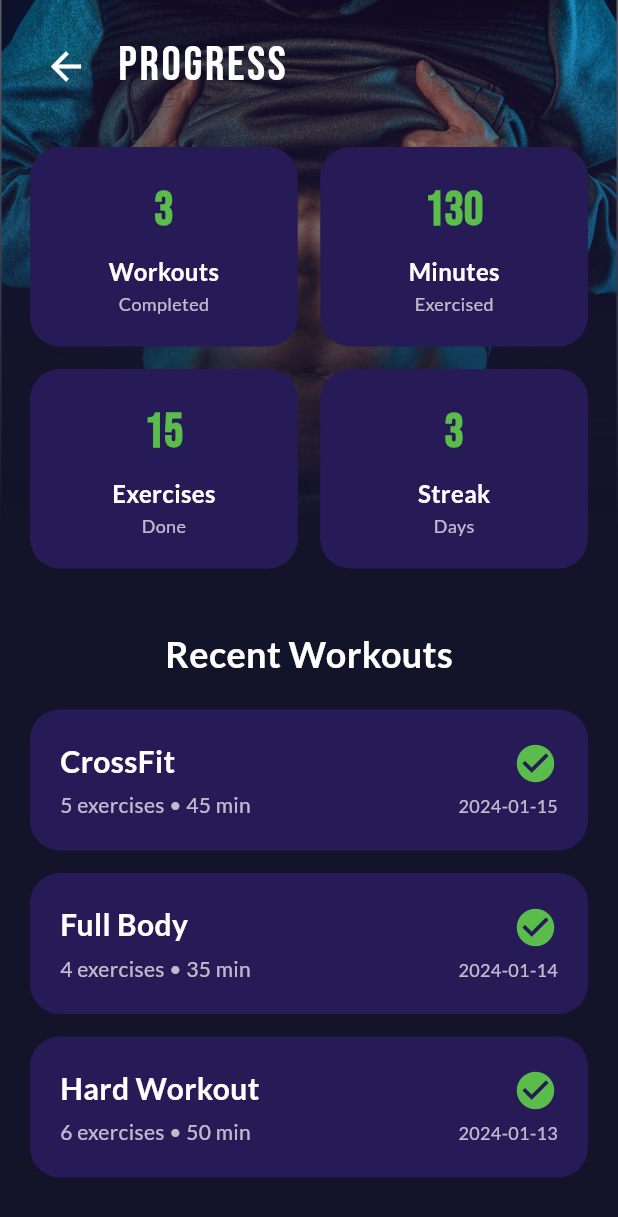
After one commit to ktsweerathunga/workOut_flutterApp, a Flutter app: the ProgressScreen screen opened directly, on a phone screen of 412 x 824 dp. The commit adds this screen. Shown: the top 1217 px of the screen. Run offline on Flutter 3.47's test engine with Material 3 defaults, Android fonts, the phone set to English and light mode, and no system bars; our stand-ins replace google_fonts.

Commit message:
feat: add ProgressScreen to display completed workouts and statistics

```diff
--- a/lib/main.dart
+++ b/lib/main.dart
@@ -2,6 +2,8 @@ import 'package:flutter/material.dart';
 import 'package:workout_app_androweb/welcome_screen.dart';
 import 'package:workout_app_androweb/home_screen.dart';
 import 'package:workout_app_androweb/workout_detail_screen.dart';
+import 'package:workout_app_androweb/workout_timer_screen.dart';
+import 'package:workout_app_androweb/progress_screen.dart';
 import 'package:workout_app_androweb/modes.dart';
 
 void main() => runApp(const MyApp());
@@ -18,6 +20,7 @@ class MyApp extends StatelessWidget {
       routes: {
         '/welcome': (context) => const WelcomeScreen(),
         '/home': (context) => const HomeScreen(),
+        '/timer': (context) => const WorkoutTimerScreen(),
       },
       onGenerateRoute: (settings) {
         if (settings.name == '/workout-detail') {
--- /dev/null
+++ b/lib/progress_screen.dart
@@ -0,0 +1,215 @@
+import 'package:flutter/material.dart';
+import 'package:google_fonts/google_fonts.dart';
+
+class ProgressScreen extends StatefulWidget {
+  const ProgressScreen({super.key});
+
+  @override
+  State<ProgressScreen> createState() => _ProgressScreenState();
+}
+
+class _ProgressScreenState extends State<ProgressScreen> {
+  // Mock data for demonstration
+  final List<Map<String, dynamic>> _completedWorkouts = [
+    {
+      'name': 'CrossFit',
+      'date': '2024-01-15',
+      'duration': 45,
+      'exercises': 5,
+    },
+    {
+      'name': 'Full Body',
+      'date': '2024-01-14',
+      'duration': 35,
+      'exercises': 4,
+    },
+    {
+      'name': 'Hard Workout',
+      'date': '2024-01-13',
+      'duration': 50,
+      'exercises': 6,
+    },
+  ];
+
+  int get _totalWorkouts => _completedWorkouts.length;
+  int get _totalMinutes => _completedWorkouts.fold(0, (sum, workout) => sum + workout['duration'] as int);
+  int get _totalExercises => _completedWorkouts.fold(0, (sum, workout) => sum + workout['exercises'] as int);
+
+  @override
+  Widget build(BuildContext context) {
+    return Scaffold(
+      body: Container(
+        width: double.infinity,
+        height: double.infinity,
+        decoration: BoxDecoration(
+          image: DecorationImage(
+            image: AssetImage("assets/images/image3.png"),
+            fit: BoxFit.cover,
+          ),
+        ),
+        child: Padding(
+          padding: const EdgeInsets.all(20.0),
+          child: Column(
+            children: [
+              Row(
+                children: [
+                  IconButton(
+                    onPressed: () {
+                      Navigator.pop(context);
+                    },
+                    icon: Icon(Icons.arrow_back, color: Colors.white, size: 30),
+                  ),
+                  SizedBox(width: 10),
+                  Text(
+                    "Progress",
+                    style: GoogleFonts.bebasNeue(
+                      fontSize: 32,
+                      color: Colors.white,
+                      letterSpacing: 1.8,
+                    ),
+                  ),
+                ],
+              ),
+              SizedBox(height: 30),
+              // Stats Cards
+              Row(
+                children: [
+                  Expanded(
+                    child: _buildStatCard("Workouts", _totalWorkouts.toString(), "Completed"),
+                  ),
+                  SizedBox(width: 15),
+                  Expanded(
+                    child: _buildStatCard("Minutes", _totalMinutes.toString(), "Exercised"),
+                  ),
+                ],
+              ),
+              SizedBox(height: 15),
+              Row(
+                children: [
+                  Expanded(
+                    child: _buildStatCard("Exercises", _totalExercises.toString(), "Done"),
+                  ),
+                  SizedBox(width: 15),
+                  Expanded(
+                    child: _buildStatCard("Streak", "3", "Days"),
+                  ),
+                ],
+              ),
+              SizedBox(height: 40),
+              Text(
+                "Recent Workouts",
+                style: GoogleFonts.lato(
+                  fontSize: 24,
+                  color: Colors.white,
+                  fontWeight: FontWeight.bold,
+                ),
+              ),
+              SizedBox(height: 20),
+              Expanded(
+                child: ListView.builder(
+                  itemCount: _completedWorkouts.length,
+                  itemBuilder: (context, index) {
+                    final workout = _completedWorkouts[index];
+                    return Padding(
+                      padding: const EdgeInsets.only(bottom: 15.0),
+                      child: Container(
+                        padding: EdgeInsets.all(20),
+                        decoration: BoxDecoration(
+                          color: Color.fromARGB(255, 38, 27, 87),
+                          borderRadius: BorderRadius.circular(20),
+                        ),
+                        child: Row(
+                          mainAxisAlignment: MainAxisAlignment.spaceBetween,
+                          children: [
+                            Column(
+                              crossAxisAlignment: CrossAxisAlignment.start,
+                              children: [
+                                Text(
+                                  workout['name'],
+                                  style: GoogleFonts.lato(
+                                    fontSize: 20,
+                                    color: Colors.white,
+                                    fontWeight: FontWeight.bold,
+                                  ),
+                                ),
+                                SizedBox(height: 5),
+                                Text(
+                                  "${workout['exercises']} exercises • ${workout['duration']} min",
+                                  style: GoogleFonts.lato(
+                                    fontSize: 14,
+                                    color: Colors.white70,
+                                  ),
+                                ),
+                              ],
+                            ),
+                            Column(
+                              crossAxisAlignment: CrossAxisAlignment.end,
+                              children: [
+                                Icon(
+                                  Icons.check_circle,
+                                  color: Color.fromARGB(255, 90, 188, 74),
+                                  size: 30,
+                                ),
+                                SizedBox(height: 5),
+                                Text(
+                                  workout['date'],
+                                  style: GoogleFonts.lato(
+                                    fontSize: 12,
+                                    color: Colors.white70,
+                                  ),
+                                ),
+                              ],
+                            ),
+                          ],
+                        ),
+                      ),
+                    );
+                  },
+                ),
+              ),
+            ],
+          ),
+        ),
+      ),
+    );
+  }
+
+  Widget _buildStatCard(String title, String value, String subtitle) {
+    return Container(
+      padding: EdgeInsets.all(20),
+      decoration: BoxDecoration(
+        color: Color.fromARGB(255, 38, 27, 87),
+        borderRadius: BorderRadius.circular(20),
+      ),
+      child: Column(
+        children: [
+          Text(
+            value,
+            style: GoogleFonts.bebasNeue(
+              fontSize: 32,
+              color: Color.fromARGB(255, 90, 188, 74),
+              fontWeight: FontWeight.bold,
+            ),
+          ),
+          SizedBox(height: 5),
+          Text(
+            title,
+            style: GoogleFonts.lato(
+              fontSize: 16,
+              color: Colors.white,
+              fontWeight: FontWeight.bold,
+            ),
+          ),
+          SizedBox(height: 2),
+          Text(
+            subtitle,
+            style: GoogleFonts.lato(
+              fontSize: 12,
+              color: Colors.white70,
+            ),
+          ),
+        ],
+      ),
+    );
+  }
+}
--- a/lib/workout_detail_screen.dart
+++ b/lib/workout_detail_screen.dart
@@ -237,7 +237,11 @@ class _WorkoutDetailScreenState extends State<WorkoutDetailScreen> {
                 ),
               ),
               SizedBox(height: 20),
-              Container(
+              GestureDetector(
+                onTap: () {
+                  Navigator.pushNamed(context, '/timer');
+                },
+                child: Container(
                   width: double.infinity,
                   height: 60,
                   decoration: BoxDecoration(
@@ -255,6 +259,7 @@ class _WorkoutDetailScreenState extends State<WorkoutDetailScreen> {
                     ),
                   ),
                 ),
+              ),
             ],
           ),
         ),
```
Lines whose indentation alone changed are shown as unchanged.
